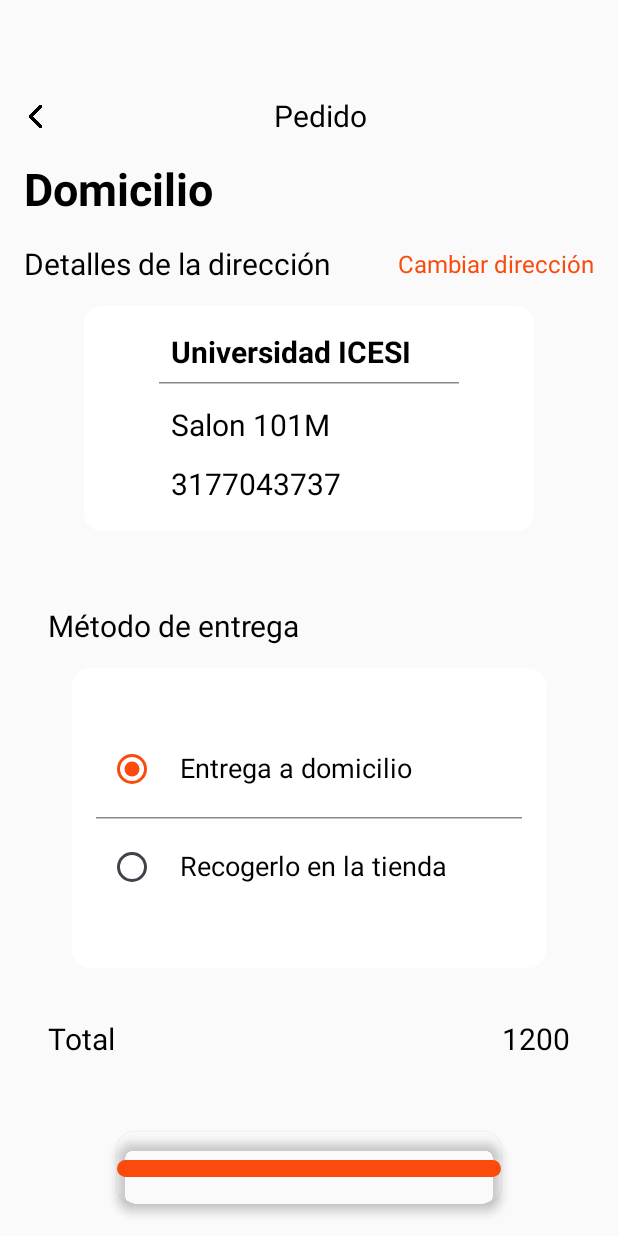
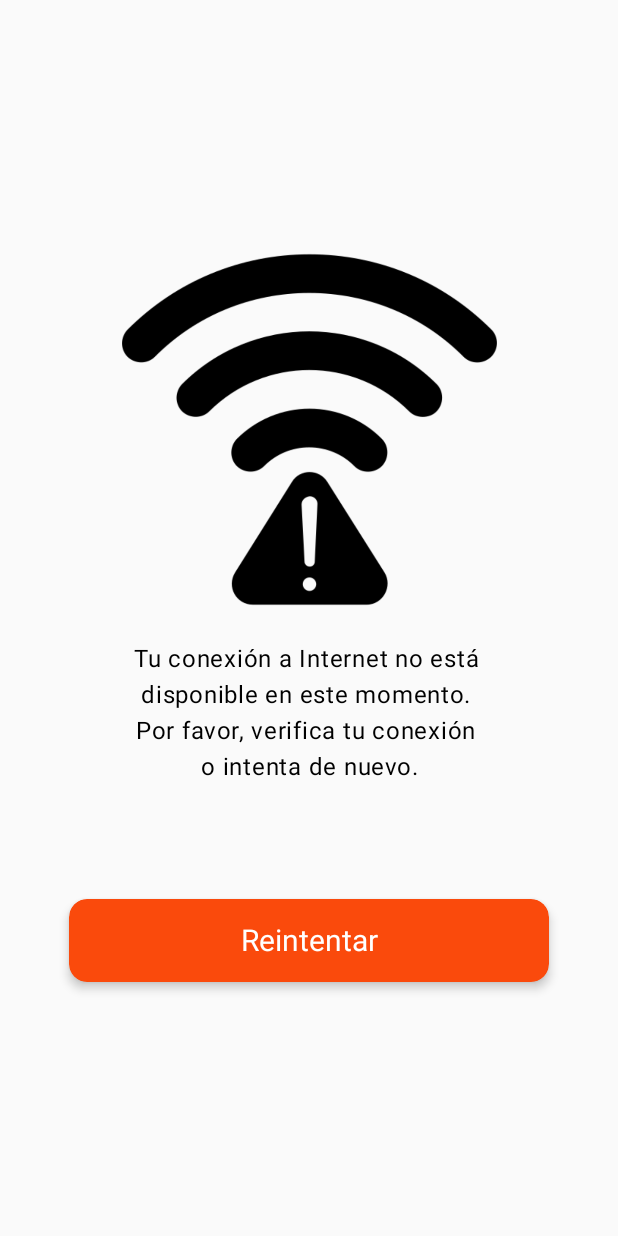
Before and after one commit to Samub96/ISMARKETAPP, an Android app built with Jetpack Compose: the screen it shows after launch (MainActivity), on a phone screen of 412 x 824 dp. Run offline under Robolectric (Android 15) with nearby library versions, the light colour scheme and no system bars; our stand-ins replace Firebase (no records; nobody signed in at launch, a user with empty details on screens opened directly), livedata-compose.

Commit message:
wifi error Screen

```diff
--- a/app/src/main/java/com/peludosteam/ismarket/MainActivity.kt
+++ b/app/src/main/java/com/peludosteam/ismarket/MainActivity.kt
@@ -61,6 +61,7 @@ import com.peludosteam.ismarket.Screens.ChangeAddressScreen
 import com.peludosteam.ismarket.Screens.EnterScreen
 import com.peludosteam.ismarket.Screens.LoginScreen
 import com.peludosteam.ismarket.Screens.SignupScreen
+import com.peludosteam.ismarket.Screens.WifiErrorScreen
 import com.peludosteam.ismarket.domain.Product
 import java.util.UUID
 
@@ -97,7 +98,7 @@ class MainActivity : ComponentActivity() {
 @Composable
 fun App() {
     val navController = rememberNavController()
-    NavHost(navController = navController, startDestination = "address") {
+    NavHost(navController = navController, startDestination = "wifiError") {
         composable("Enter") { EnterScreen(navController) }
         composable("profile") { ProfileScreen(navController) }
         composable("signup") { SignupScreen(navController) }
@@ -106,6 +107,7 @@ fun App() {
         composable("viewProducts") { ViewProducts(navController) }
         composable("address") { AddressScreen(navController) }
         composable("changeAddress") { ChangeAddressScreen(navController) }
+        composable("wifiError") { WifiErrorScreen(navController) }
 
     }
 }
--- a/app/src/main/java/com/peludosteam/ismarket/Screens/AddressScreen.kt
+++ b/app/src/main/java/com/peludosteam/ismarket/Screens/AddressScreen.kt
@@ -43,7 +43,7 @@ fun AddressScreen(navController: NavController) {
         Row(
             modifier = Modifier.fillMaxWidth(),
             verticalAlignment = Alignment.CenterVertically,
-            horizontalArrangement = Arrangement.Start // Alinea la imagen a la izquierda
+            horizontalArrangement = Arrangement.Start
         ) {
             Image(
                 painter = painterResource(id = R.drawable.flecha),
--- /dev/null
+++ b/app/src/main/java/com/peludosteam/ismarket/Screens/WifiErrorScreen.kt
@@ -0,0 +1,74 @@
+package com.peludosteam.ismarket.Screens
+
+import androidx.compose.foundation.Image
+import androidx.compose.foundation.layout.Arrangement
+import androidx.compose.foundation.layout.Box
+import androidx.compose.foundation.layout.Column
+import androidx.compose.foundation.layout.Spacer
+import androidx.compose.foundation.layout.fillMaxSize
+import androidx.compose.foundation.layout.fillMaxWidth
+import androidx.compose.foundation.layout.height
+import androidx.compose.foundation.layout.padding
+import androidx.compose.foundation.layout.size
+import androidx.compose.foundation.shape.RoundedCornerShape
+import androidx.compose.material3.Button
+import androidx.compose.material3.ButtonDefaults
+import androidx.compose.material3.Text
+import androidx.compose.runtime.Composable
+import androidx.compose.ui.Alignment
+import androidx.compose.ui.Modifier
+import androidx.compose.ui.draw.shadow
+import androidx.compose.ui.graphics.Color
+import androidx.compose.ui.res.painterResource
+import androidx.compose.ui.text.TextStyle
+import androidx.compose.ui.text.style.TextAlign
+import androidx.compose.ui.unit.dp
+import androidx.compose.ui.unit.sp
+import androidx.navigation.NavController
+import com.peludosteam.ismarket.R
+
+@Composable
+fun WifiErrorScreen(navController: NavController) {
+    Box(
+        modifier = Modifier.fillMaxSize()  // Ocupa todo el espacio disponible
+    ) {
+
+        Column(
+            modifier = Modifier.fillMaxSize(),
+            horizontalAlignment = Alignment.CenterHorizontally,
+            verticalArrangement = Arrangement.Center
+        ) {
+            Image(
+                painter = painterResource(id = R.drawable.nowifi),
+                contentDescription = "Wifi error Logo",
+                modifier = Modifier.size(250.dp)
+            )
+            Spacer(modifier = Modifier.padding(top = 16.dp))
+
+            Text(
+                text = "Tu conexión a Internet no está \n" +
+                        "disponible en este momento. \n" +
+                        "Por favor, verifica tu conexión \n" +
+                        "o intenta de nuevo.",
+                textAlign = TextAlign.Center
+            )
+            Spacer(modifier = Modifier.padding(34.dp))
+            Button(
+                onClick = {  },
+                colors = ButtonDefaults.buttonColors(
+                    containerColor = Color(0xFFFA4A0C),
+                    contentColor = Color.White
+                ),
+                shape = RoundedCornerShape(12.dp),
+                modifier = Modifier
+                    .padding(8.dp)
+                    .fillMaxWidth()
+                    .padding(horizontal = 38.dp)
+                    .height(55.dp)
+                    .shadow(4.dp, shape = RoundedCornerShape(12.dp))
+            ) {
+                Text("Reintentar" , style = TextStyle(fontSize = 20.sp))
+            }
+        }
+    }
+}
```
Also changed, not shown: app/src/main/res/drawable/nowifi.png (added).
